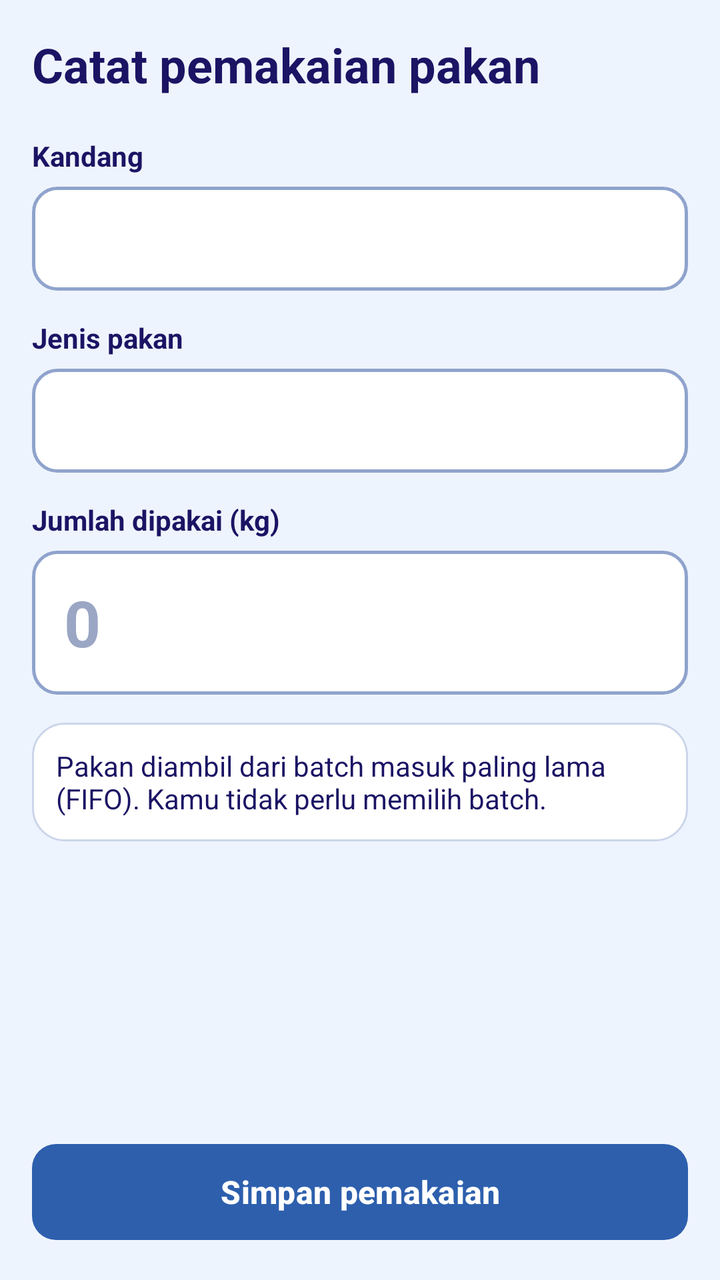
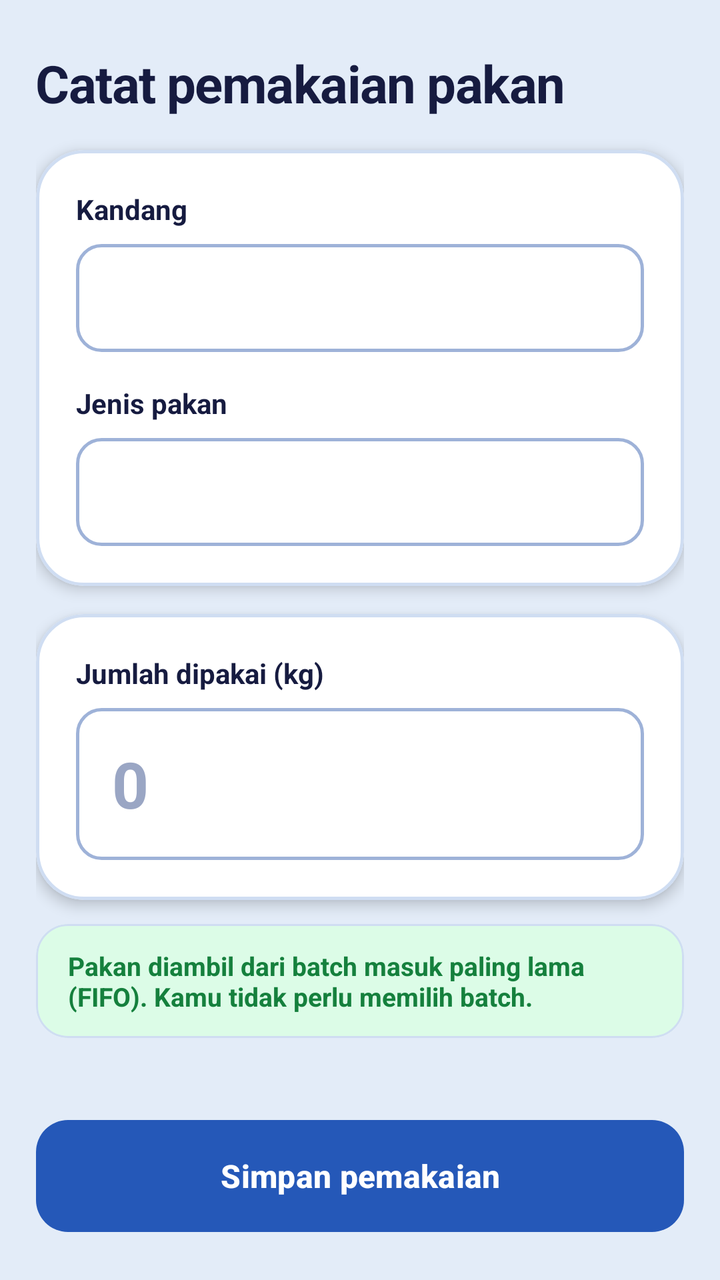

Compare the two renders of this Android layout. The source of the first and the diff that turns it into the second are given below.
<!-- AndroidManifest.xml: application theme Theme.SiSapiMobile -->
<!-- res/layout/activity_feed_input.xml -->
<?xml version="1.0" encoding="utf-8"?>
<ScrollView xmlns:android="http://schemas.android.com/apk/res/android"
    xmlns:app="http://schemas.android.com/apk/res-auto"
    android:layout_width="match_parent"
    android:layout_height="match_parent"
    android:background="@color/mist"
    android:fillViewport="true">

    <LinearLayout
        android:layout_width="match_parent"
        android:layout_height="wrap_content"
        android:orientation="vertical"
        android:padding="16dp">

        <TextView
            android:layout_width="wrap_content"
            android:layout_height="wrap_content"
            android:text="Catat pemakaian pakan"
            android:textColor="@color/navy"
            android:textSize="24sp"
            android:textStyle="bold" />

        <TextView
            android:layout_width="wrap_content"
            android:layout_height="wrap_content"
            android:layout_marginTop="20dp"
            android:text="Kandang"
            android:textColor="@color/navy"
            android:textSize="14sp"
            android:textStyle="bold" />

        <Spinner
            android:id="@+id/spCage"
            android:popupBackground="#FFFFFF"
            android:layout_width="match_parent"
            android:layout_height="52dp"
            android:layout_marginTop="6dp"
            android:background="@drawable/bg_input" />

        <TextView
            android:layout_width="wrap_content"
            android:layout_height="wrap_content"
            android:layout_marginTop="14dp"
            android:text="Jenis pakan"
            android:textColor="@color/navy"
            android:textSize="14sp"
            android:textStyle="bold" />

        <Spinner
            android:id="@+id/spFeed"
            android:popupBackground="#FFFFFF"
            android:layout_width="match_parent"
            android:layout_height="52dp"
            android:layout_marginTop="6dp"
            android:background="@drawable/bg_input" />

        <TextView
            android:id="@+id/tvStock"
            android:layout_width="wrap_content"
            android:layout_height="wrap_content"
            android:layout_marginTop="6dp"
            android:textColor="@color/muted"
            android:textSize="14sp"
            android:visibility="gone" />

        <TextView
            android:id="@+id/tvAmountLabel"
            android:layout_width="wrap_content"
            android:layout_height="wrap_content"
            android:layout_marginTop="14dp"
            android:text="Jumlah dipakai (kg)"
            android:textColor="@color/navy"
            android:textSize="14sp"
            android:textStyle="bold" />

        <EditText
            android:id="@+id/etAmount"
            android:layout_width="match_parent"
            android:layout_height="72dp"
            android:layout_marginTop="6dp"
            android:background="@drawable/bg_input"
            android:hint="0"
            android:importantForAutofill="no"
            android:inputType="numberDecimal"
            android:maxLength="8"
            android:paddingStart="16dp"
            android:paddingEnd="16dp"
            android:textColor="@color/navy"
            android:textColorHint="#9AA6C4"
            android:textSize="32sp"
            android:textStyle="bold" />

        <TextView
            android:id="@+id/tvRemain"
            android:layout_width="wrap_content"
            android:layout_height="wrap_content"
            android:layout_marginTop="6dp"
            android:textSize="14sp"
            android:visibility="gone" />

        <TextView
            android:layout_width="match_parent"
            android:layout_height="wrap_content"
            android:layout_marginTop="14dp"
            android:background="@drawable/bg_card"
            android:padding="12dp"
            android:text="Pakan diambil dari batch masuk paling lama (FIFO). Kamu tidak perlu memilih batch."
            android:textColor="@color/navy"
            android:textSize="14sp" />

        <TextView
            android:id="@+id/tvError"
            android:layout_width="match_parent"
            android:layout_height="wrap_content"
            android:layout_marginTop="12dp"
            android:background="@drawable/bg_error"
            android:padding="10dp"
            android:textColor="@color/danger"
            android:textSize="14sp"
            android:visibility="gone" />

        <com.google.android.material.button.MaterialButton
            android:id="@+id/btnRetry"
            style="@style/Widget.Material3.Button.OutlinedButton"
            android:layout_width="match_parent"
            android:layout_height="52dp"
            android:layout_marginTop="10dp"
            android:text="Coba lagi"
            android:textAllCaps="false"
            android:textColor="@color/royal"
            android:textSize="16sp"
            android:textStyle="bold"
            android:visibility="gone"
            app:cornerRadius="12dp"
            app:strokeColor="@color/royal" />

        <View
            android:layout_width="match_parent"
            android:layout_height="0dp"
            android:layout_weight="1" />

        <ProgressBar
            android:id="@+id/progressBar"
            style="?android:attr/progressBarStyleSmall"
            android:layout_width="wrap_content"
            android:layout_height="wrap_content"
            android:layout_gravity="center_horizontal"
            android:layout_marginTop="12dp"
            android:visibility="gone" />

        <com.google.android.material.button.MaterialButton
            android:id="@+id/btnSave"
            android:layout_width="match_parent"
            android:layout_height="56dp"
            android:layout_marginTop="8dp"
            android:enabled="false"
            android:text="Simpan pemakaian"
            android:textAllCaps="false"
            android:textColor="#FFFFFF"
            android:textSize="16sp"
            android:textStyle="bold"
            app:backgroundTint="@color/royal"
            app:cornerRadius="12dp" />
    </LinearLayout>
</ScrollView>
<!-- resources referenced by this layout -->
<resources>
  <color name="danger">#C62828</color>
  <color name="mist">#EEF4FD</color>
  <color name="muted">#566384</color>
  <color name="navy">#1B1464</color>
  <color name="royal">#2D5FAD</color>
  <!-- drawable bg_card (drawable) -->
  <?xml version="1.0" encoding="utf-8"?>
  <shape xmlns:android="http://schemas.android.com/apk/res/android">
      <solid android:color="#FFFFFF" />
      <stroke android:width="1dp" android:color="#CBD6EA" />
      <corners android:radius="16dp" />
  </shape>
  <!-- drawable bg_error (drawable) -->
  <?xml version="1.0" encoding="utf-8"?>
  <shape xmlns:android="http://schemas.android.com/apk/res/android">
      <solid android:color="#FDECEC" />
      <corners android:radius="10dp" />
  </shape>
  <!-- drawable bg_input (drawable) -->
  <?xml version="1.0" encoding="utf-8"?>
  <shape xmlns:android="http://schemas.android.com/apk/res/android">
      <solid android:color="#FFFFFF" />
      <stroke android:width="1.5dp" android:color="@color/line" />
      <corners android:radius="12dp" />
  </shape>
  <style name="Theme.SiSapiMobile" parent="Base.Theme.SiSapiMobile" />
  <color name="line">#8FA3CC</color>
  <style name="Base.Theme.SiSapiMobile" parent="Theme.Material3.DayNight.NoActionBar">
          <item name="android:windowOptOutEdgeToEdgeEnforcement" tools:targetApi="35">true</item>
      </style>
</resources>

<!-- the commit's change to res/layout/activity_feed_input.xml (unified diff, before → after) -->
@@ -4,119 +4,179 @@
     android:layout_width="match_parent"
     android:layout_height="match_parent"
     android:background="@color/mist"
+    android:clipToPadding="false"
     android:fillViewport="true">
 
     <LinearLayout
         android:layout_width="match_parent"
         android:layout_height="wrap_content"
         android:orientation="vertical"
-        android:padding="16dp">
-
+        android:paddingStart="18dp"
+        android:paddingTop="24dp"
+        android:paddingEnd="18dp"
+        android:paddingBottom="24dp">
+
+        
         <TextView
             android:layout_width="wrap_content"
             android:layout_height="wrap_content"
+            android:letterSpacing="-0.02"
             android:text="Catat pemakaian pakan"
             android:textColor="@color/navy"
-            android:textSize="24sp"
+            android:textSize="26sp"
             android:textStyle="bold" />
 
-        <TextView
-            android:layout_width="wrap_content"
-            android:layout_height="wrap_content"
-            android:layout_marginTop="20dp"
-            android:text="Kandang"
-            android:textColor="@color/navy"
-            android:textSize="14sp"
-            android:textStyle="bold" />
-
-        <Spinner
-            android:id="@+id/spCage"
-            android:popupBackground="#FFFFFF"
-            android:layout_width="match_parent"
-            android:layout_height="52dp"
-            android:layout_marginTop="6dp"
-            android:background="@drawable/bg_input" />
-
-        <TextView
-            android:layout_width="wrap_content"
+        
+        <com.google.android.material.card.MaterialCardView
+            android:layout_width="match_parent"
+            android:layout_height="wrap_content"
+            android:layout_marginTop="16dp"
+            app:cardBackgroundColor="@color/bento_surface"
+            app:cardCornerRadius="24dp"
+            app:cardElevation="4dp"
+            app:strokeColor="@color/bento_stroke"
+            app:strokeWidth="1.5dp">
+
+            <LinearLayout
+                android:layout_width="match_parent"
+                android:layout_height="wrap_content"
+                android:orientation="vertical"
+                android:padding="20dp">
+
+                <TextView
+                    android:layout_width="wrap_content"
+                    android:layout_height="wrap_content"
+                    android:text="Kandang"
+                    android:textColor="@color/navy"
+                    android:textSize="14sp"
+                    android:textStyle="bold" />
+
+                <Spinner
+                    android:id="@+id/spCage"
+                    android:layout_width="match_parent"
+                    android:layout_height="54dp"
+                    android:layout_marginTop="8dp"
+                    android:background="@drawable/bg_input"
+                    android:popupBackground="#FFFFFF" />
+
+                <TextView
+                    android:layout_width="wrap_content"
+                    android:layout_height="wrap_content"
+                    android:layout_marginTop="16dp"
+                    android:text="Jenis pakan"
+                    android:textColor="@color/navy"
+                    android:textSize="14sp"
+                    android:textStyle="bold" />
+
+                <Spinner
+                    android:id="@+id/spFeed"
+                    android:layout_width="match_parent"
+                    android:layout_height="54dp"
+                    android:layout_marginTop="8dp"
+                    android:background="@drawable/bg_input"
+                    android:popupBackground="#FFFFFF" />
+
+                <TextView
+                    android:id="@+id/tvStock"
+                    android:layout_width="wrap_content"
+                    android:layout_height="wrap_content"
+                    android:layout_marginTop="10dp"
+                    android:textColor="@color/royal"
+                    android:textSize="14sp"
+                    android:textStyle="bold"
+                    android:visibility="gone" />
+            </LinearLayout>
+        </com.google.android.material.card.MaterialCardView>
+
+        
+        <com.google.android.material.card.MaterialCardView
+            android:layout_width="match_parent"
             android:layout_height="wrap_content"
             android:layout_marginTop="14dp"
-            android:text="Jenis pakan"
-            android:textColor="@color/navy"
-            android:textSize="14sp"
-            android:textStyle="bold" />
-
-        <Spinner
-            android:id="@+id/spFeed"
-            android:popupBackground="#FFFFFF"
-            android:layout_width="match_parent"
-            android:layout_height="52dp"
-            android:layout_marginTop="6dp"
-            android:background="@drawable/bg_input" />
-
-        <TextView
-            android:id="@+id/tvStock"
-            android:layout_width="wrap_content"
-            android:layout_height="wrap_content"
-            android:layout_marginTop="6dp"
-            android:textColor="@color/muted"
-            android:textSize="14sp"
-            android:visibility="gone" />
-
-        <TextView
-            android:id="@+id/tvAmountLabel"
-            android:layout_width="wrap_content"
-            android:layout_height="wrap_content"
-            android:layout_marginTop="14dp"
-            android:text="Jumlah dipakai (kg)"
-            android:textColor="@color/navy"
-            android:textSize="14sp"
-            android:textStyle="bold" />
-
-        <EditText
-            android:id="@+id/etAmount"
-            android:layout_width="match_parent"
-            android:layout_height="72dp"
-            android:layout_marginTop="6dp"
-            android:background="@drawable/bg_input"
-            android:hint="0"
-            android:importantForAutofill="no"
-            android:inputType="numberDecimal"
-            android:maxLength="8"
-            android:paddingStart="16dp"
-            android:paddingEnd="16dp"
-            android:textColor="@color/navy"
-            android:textColorHint="#9AA6C4"
-            android:textSize="32sp"
-            android:textStyle="bold" />
-
-        <TextView
-            android:id="@+id/tvRemain"
-            android:layout_width="wrap_content"
-            android:layout_height="wrap_content"
-            android:layout_marginTop="6dp"
-            android:textSize="14sp"
-            android:visibility="gone" />
-
-        <TextView
-            android:layout_width="match_parent"
-            android:layout_height="wrap_content"
-            android:layout_marginTop="14dp"
-            android:background="@drawable/bg_card"
-            android:padding="12dp"
-            android:text="Pakan diambil dari batch masuk paling lama (FIFO). Kamu tidak perlu memilih batch."
-            android:textColor="@color/navy"
-            android:textSize="14sp" />
-
+            app:cardBackgroundColor="@color/bento_surface"
+            app:cardCornerRadius="24dp"
+            app:cardElevation="4dp"
+            app:strokeColor="@color/bento_stroke"
+            app:strokeWidth="1.5dp">
+
+            <LinearLayout
+                android:layout_width="match_parent"
+                android:layout_height="wrap_content"
+                android:orientation="vertical"
+                android:padding="20dp">
+
+                <TextView
+                    android:id="@+id/tvAmountLabel"
+                    android:layout_width="wrap_content"
+                    android:layout_height="wrap_content"
+                    android:text="Jumlah dipakai (kg)"
+                    android:textColor="@color/navy"
+                    android:textSize="14sp"
+                    android:textStyle="bold" />
+
+                <EditText
+                    android:id="@+id/etAmount"
+                    android:layout_width="match_parent"
+                    android:layout_height="76dp"
+                    android:layout_marginTop="8dp"
+                    android:background="@drawable/bg_input"
+                    android:hint="0"
+                    android:importantForAutofill="no"
+                    android:inputType="numberDecimal"
+                    android:maxLength="8"
+                    android:paddingStart="18dp"
+                    android:paddingEnd="18dp"
+                    android:textColor="@color/navy"
+                    android:textColorHint="#9AA6C4"
+                    android:textSize="32sp"
+                    android:textStyle="bold" />
+
+                <TextView
+                    android:id="@+id/tvRemain"
+                    android:layout_width="wrap_content"
+                    android:layout_height="wrap_content"
+                    android:layout_marginTop="10dp"
+                    android:textSize="14sp"
+                    android:textStyle="bold"
+                    android:visibility="gone" />
+            </LinearLayout>
+        </com.google.android.material.card.MaterialCardView>
+
+        
+        <com.google.android.material.card.MaterialCardView
+            android:layout_width="match_parent"
+            android:layout_height="wrap_content"
+            android:layout_marginTop="12dp"
+            app:cardBackgroundColor="@color/tile_ok"
+            app:cardCornerRadius="16dp"
+            app:cardElevation="0dp"
+            app:strokeColor="@color/bento_stroke"
+            app:strokeWidth="1dp">
+
+            <TextView
+                android:layout_width="match_parent"
+                android:layout_height="wrap_content"
+                android:paddingStart="16dp"
+                android:paddingTop="12dp"
+                android:paddingEnd="16dp"
+                android:paddingBottom="12dp"
+                android:text="Pakan diambil dari batch masuk paling lama (FIFO). Kamu tidak perlu memilih batch."
+                android:textColor="@color/ok"
+                android:textSize="13sp"
+                android:textStyle="bold" />
+        </com.google.android.material.card.MaterialCardView>
+
+        
         <TextView
             android:id="@+id/tvError"
             android:layout_width="match_parent"
             android:layout_height="wrap_content"
             android:layout_marginTop="12dp"
             android:background="@drawable/bg_error"
-            android:padding="10dp"
+            android:padding="14dp"
             android:textColor="@color/danger"
             android:textSize="14sp"
+            android:textStyle="bold"
             android:visibility="gone" />
 
         <com.google.android.material.button.MaterialButton
@@ -125,14 +185,18 @@
             android:layout_width="match_parent"
             android:layout_height="52dp"
             android:layout_marginTop="10dp"
+            android:insetTop="0dp"
+            android:insetBottom="0dp"
             android:text="Coba lagi"
             android:textAllCaps="false"
             android:textColor="@color/royal"
             android:textSize="16sp"
             android:textStyle="bold"
             android:visibility="gone"
-            app:cornerRadius="12dp"
-            app:strokeColor="@color/royal" />
+            app:backgroundTint="@color/bento_surface"
+            app:cornerRadius="14dp"
+            app:strokeColor="@color/royal"
+            app:strokeWidth="1.5dp" />
 
         <View
             android:layout_width="match_parent"
@@ -142,24 +206,28 @@
         <ProgressBar
             android:id="@+id/progressBar"
             style="?android:attr/progressBarStyleSmall"
-            android:layout_width="wrap_content"
-            android:layout_height="wrap_content"
+            android:layout_width="28dp"
+            android:layout_height="28dp"
             android:layout_gravity="center_horizontal"
             android:layout_marginTop="12dp"
+            android:indeterminateTint="@color/royal"
             android:visibility="gone" />
 
         <com.google.android.material.button.MaterialButton
             android:id="@+id/btnSave"
             android:layout_width="match_parent"
             android:layout_height="56dp"
-            android:layout_marginTop="8dp"
+            android:layout_marginTop="12dp"
             android:enabled="false"
+            android:insetTop="0dp"
+            android:insetBottom="0dp"
             android:text="Simpan pemakaian"
             android:textAllCaps="false"
             android:textColor="#FFFFFF"
             android:textSize="16sp"
             android:textStyle="bold"
             app:backgroundTint="@color/royal"
-            app:cornerRadius="12dp" />
+            app:cornerRadius="16dp"
+            app:elevation="2dp" />
     </LinearLayout>
 </ScrollView>
<!-- resource entries referenced after the edit -->
@@ -1,17 +1,13 @@
 <!-- resources referenced by this layout -->
 <resources>
-  <color name="danger">#C62828</color>
-  <color name="mist">#EEF4FD</color>
-  <color name="muted">#566384</color>
-  <color name="navy">#1B1464</color>
-  <color name="royal">#2D5FAD</color>
-  <!-- drawable bg_card (drawable) -->
-  <?xml version="1.0" encoding="utf-8"?>
-  <shape xmlns:android="http://schemas.android.com/apk/res/android">
-      <solid android:color="#FFFFFF" />
-      <stroke android:width="1dp" android:color="#CBD6EA" />
-      <corners android:radius="16dp" />
-  </shape>
+  <color name="bento_stroke">#CFDDF2</color>
+  <color name="bento_surface">#FFFFFF</color>
+  <color name="danger">#D32F2F</color>
+  <color name="mist">#E3ECF8</color>
+  <color name="navy">#161B40</color>
+  <color name="ok">#15803D</color>
+  <color name="royal">#2558B8</color>
+  <color name="tile_ok">#DCFCE7</color>
   <!-- drawable bg_error (drawable) -->
   <?xml version="1.0" encoding="utf-8"?>
   <shape xmlns:android="http://schemas.android.com/apk/res/android">
@@ -26,7 +22,7 @@
       <corners android:radius="12dp" />
   </shape>
   <style name="Theme.SiSapiMobile" parent="Base.Theme.SiSapiMobile" />
-  <color name="line">#8FA3CC</color>
+  <color name="line">#9EB2D8</color>
   <style name="Base.Theme.SiSapiMobile" parent="Theme.Material3.DayNight.NoActionBar">
           <item name="android:windowOptOutEdgeToEdgeEnforcement" tools:targetApi="35">true</item>
       </style>
